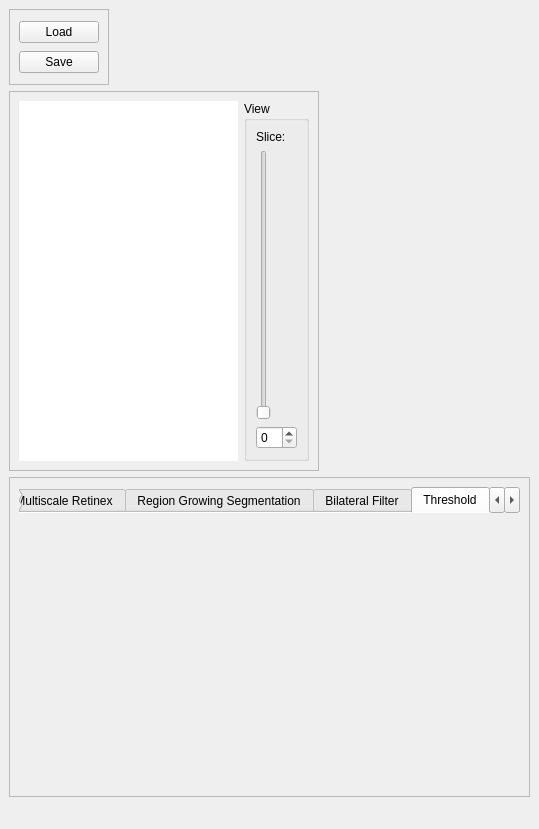
Above: source/modules/image_widget/ImageWidget.ui from josefkoller/ambient_image_processor before the change. Below: the same form after it.
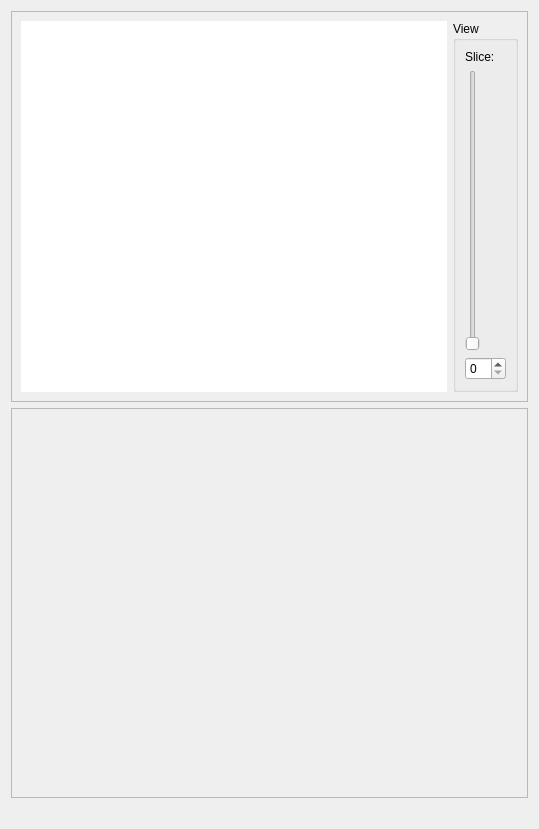
That is the form after the change. Custom widgets are drawn as their Qt base class.

Diff of the .ui file:
```diff
--- a/source/modules/image_widget/ImageWidget.ui
+++ b/source/modules/image_widget/ImageWidget.ui
@@ -13,50 +13,9 @@
   <property name="windowTitle">
    <string>Form</string>
   </property>
-  <widget class="QFrame" name="load_save_panel">
-   <property name="enabled">
-    <bool>true</bool>
-   </property>
-   <property name="geometry">
-    <rect>
-     <x>9</x>
-     <y>9</y>
-     <width>100</width>
-     <height>76</height>
-    </rect>
-   </property>
-   <property name="frameShape">
-    <enum>QFrame::StyledPanel</enum>
-   </property>
-   <property name="frameShadow">
-    <enum>QFrame::Raised</enum>
-   </property>
-   <layout class="QVBoxLayout" name="verticalLayout_6">
+  <layout class="QVBoxLayout" name="verticalLayout">
     <item>
-     <widget class="QPushButton" name="load_button">
-      <property name="text">
-       <string>Load</string>
-      </property>
-     </widget>
-    </item>
-    <item>
-     <widget class="QPushButton" name="save_button">
-      <property name="text">
-       <string>Save</string>
-      </property>
-     </widget>
-    </item>
-   </layout>
-  </widget>
   <widget class="QScrollArea" name="scrollAreaImage">
-   <property name="geometry">
-    <rect>
-     <x>9</x>
-     <y>91</y>
-     <width>310</width>
-     <height>380</height>
-    </rect>
-   </property>
    <property name="minimumSize">
     <size>
      <width>310</width>
@@ -71,7 +30,7 @@
      <rect>
       <x>0</x>
       <y>0</y>
-      <width>308</width>
+        <width>519</width>
       <height>378</height>
      </rect>
     </property>
@@ -157,15 +116,9 @@
     </layout>
    </widget>
   </widget>
+   </item>
+   <item>
   <widget class="QScrollArea" name="scrollAreaPanel">
-   <property name="geometry">
-    <rect>
-     <x>9</x>
-     <y>477</y>
-     <width>521</width>
-     <height>320</height>
-    </rect>
-   </property>
    <property name="minimumSize">
     <size>
      <width>0</width>
@@ -181,7 +134,7 @@
       <x>0</x>
       <y>0</y>
       <width>519</width>
-      <height>318</height>
+        <height>400</height>
      </rect>
     </property>
     <layout class="QVBoxLayout" name="verticalLayout_10">
@@ -217,251 +170,21 @@
        <property name="tabBarAutoHide">
         <bool>false</bool>
        </property>
-       <widget class="QWidget" name="info_tab">
-        <attribute name="title">
-         <string>Image Information</string>
-        </attribute>
-        <layout class="QHBoxLayout" name="horizontalLayout_2">
-         <item>
-          <widget class="ImageInformationWidget" name="image_information_widget" native="true"/>
-         </item>
-        </layout>
-       </widget>
-       <widget class="QWidget" name="histogram_tab">
-        <attribute name="title">
-         <string>Histogram</string>
-        </attribute>
-        <layout class="QVBoxLayout" name="verticalLayout_4">
-         <item>
-          <widget class="HistogramWidget" name="histogram_widget" native="true"/>
+        </widget>
          </item>
         </layout>
        </widget>
-       <widget class="QWidget" name="tab">
-        <attribute name="title">
-         <string>Line Profiles</string>
-        </attribute>
-        <layout class="QHBoxLayout" name="horizontalLayout_3">
-         <item>
-          <widget class="LineProfileWidget" name="line_profile_widget" native="true"/>
-         </item>
-        </layout>
-       </widget>
-       <widget class="QWidget" name="tab_2">
-        <attribute name="title">
-         <string>Shrink</string>
-        </attribute>
-        <layout class="QHBoxLayout" name="horizontalLayout_4">
-         <item>
-          <widget class="ShrinkWidget" name="shrink_widget" native="true"/>
-         </item>
-        </layout>
-       </widget>
-       <widget class="QWidget" name="tab_3">
-        <attribute name="title">
-         <string>Extract</string>
-        </attribute>
-        <layout class="QGridLayout" name="gridLayout_3">
-         <item row="0" column="0">
-          <widget class="ExtractWidget" name="extract_widget" native="true"/>
-         </item>
-        </layout>
-       </widget>
-       <widget class="QWidget" name="tab_4">
-        <attribute name="title">
-         <string>Multiscale Retinex</string>
-        </attribute>
-        <layout class="QHBoxLayout" name="horizontalLayout_12">
+    </widget>
+   </item>
          <item>
-          <widget class="MultiScaleRetinexWidget" name="multiscale_retinex_widget" native="true"/>
-         </item>
-        </layout>
-       </widget>
-       <widget class="QWidget" name="regionGrowingPage">
-        <attribute name="title">
-         <string>Region Growing Segmentation</string>
-        </attribute>
-        <layout class="QHBoxLayout" name="horizontalLayout_9">
-         <item>
-          <widget class="RegionGrowingSegmentationWidget" name="region_growing_segmentation_widget" native="true"/>
-         </item>
-        </layout>
-       </widget>
-       <widget class="QWidget" name="bilateralFilterTab">
-        <attribute name="title">
-         <string>Bilateral Filter</string>
-        </attribute>
-        <layout class="QHBoxLayout" name="horizontalLayout_8">
-         <item>
-          <widget class="BilateralFilterWidget" name="bilaterial_filter_widget" native="true"/>
-         </item>
-        </layout>
-       </widget>
-       <widget class="QWidget" name="thresholdPage">
-        <attribute name="title">
-         <string>Threshold</string>
-        </attribute>
-        <layout class="QHBoxLayout" name="horizontalLayout_10">
-         <item>
-          <widget class="ThresholdFilterWidget" name="threshold_widget" native="true"/>
-         </item>
-        </layout>
-       </widget>
-       <widget class="QWidget" name="tab_6">
-        <attribute name="title">
-         <string>BSplineFit</string>
-        </attribute>
-        <layout class="QHBoxLayout" name="horizontalLayout_14">
-         <item>
-          <widget class="SplineInterpolationWidget" name="spline_interpolation_widget" native="true"/>
-         </item>
-        </layout>
-       </widget>
-       <widget class="QWidget" name="tab_5">
-        <attribute name="title">
-         <string>Non-Local Gradient</string>
-        </attribute>
-        <layout class="QHBoxLayout" name="horizontalLayout">
-         <item>
-          <widget class="NonLocalGradientWidget" name="non_local_gradient_widget" native="true"/>
-         </item>
-        </layout>
-       </widget>
-       <widget class="QWidget" name="tab_7">
-        <attribute name="title">
-         <string>Deshade Segmented</string>
-        </attribute>
-        <layout class="QHBoxLayout" name="horizontalLayout_7">
-         <item>
-          <widget class="DeshadeSegmentedWidget" name="deshade_segmented_widget" native="true"/>
-         </item>
-        </layout>
-       </widget>
-       <widget class="QWidget" name="tab_8">
-        <attribute name="title">
-         <string>TGV</string>
-        </attribute>
-        <layout class="QHBoxLayout" name="horizontalLayout_13">
-         <item>
-          <widget class="TGVWidget" name="tgv_widget" native="true"/>
-         </item>
-        </layout>
-       </widget>
-       <widget class="QWidget" name="tab_9">
-        <attribute name="title">
-         <string>Unsharp Masking</string>
-        </attribute>
-        <layout class="QVBoxLayout" name="verticalLayout_8">
-         <item>
-          <widget class="UnsharpMaskingWidget" name="unsharp_masking_widget" native="true"/>
-         </item>
-        </layout>
-       </widget>
-      </widget>
-     </item>
-    </layout>
-   </widget>
-  </widget>
   <widget class="QLabel" name="status_bar">
-   <property name="geometry">
-    <rect>
-     <x>9</x>
-     <y>803</y>
-     <width>16</width>
-     <height>17</height>
-    </rect>
-   </property>
    <property name="text">
     <string/>
    </property>
   </widget>
+   </item>
+  </layout>
  </widget>
- <customwidgets>
-  <customwidget>
-   <class>NonLocalGradientWidget</class>
-   <extends>QWidget</extends>
-   <header location="global">modules/non_local_gradient/NonLocalGradientWidget.h</header>
-   <container>1</container>
-  </customwidget>
-  <customwidget>
-   <class>TGVWidget</class>
-   <extends>QWidget</extends>
-   <header location="global">modules/thrust_tgv/TGVWidget.h</header>
-   <container>1</container>
-  </customwidget>
-  <customwidget>
-   <class>RegionGrowingSegmentationWidget</class>
-   <extends>QWidget</extends>
-   <header location="global">modules/region_growing_segmentation/RegionGrowingSegmentationWidget.h</header>
-   <container>1</container>
-  </customwidget>
-  <customwidget>
-   <class>MultiScaleRetinexWidget</class>
-   <extends>QWidget</extends>
-   <header location="global">modules/multiscale_retinex/MultiScaleRetinexWidget.h</header>
-   <container>1</container>
-  </customwidget>
-  <customwidget>
-   <class>DeshadeSegmentedWidget</class>
-   <extends>QWidget</extends>
-   <header location="global">modules/deshade_segmented/DeshadeSegmentedWidget.h</header>
-   <container>1</container>
-  </customwidget>
-  <customwidget>
-   <class>LineProfileWidget</class>
-   <extends>QWidget</extends>
-   <header location="global">source/modules/line_profile/LineProfileWidget.h</header>
-   <container>1</container>
-  </customwidget>
-  <customwidget>
-   <class>UnsharpMaskingWidget</class>
-   <extends>QWidget</extends>
-   <header location="global">modules/unsharp_masking/UnsharpMaskingWidget.h</header>
-   <container>1</container>
-  </customwidget>
-  <customwidget>
-   <class>ImageInformationWidget</class>
-   <extends>QWidget</extends>
-   <header location="global">modules/image_information/ImageInformationWidget.h</header>
-   <container>1</container>
-  </customwidget>
-  <customwidget>
-   <class>HistogramWidget</class>
-   <extends>QWidget</extends>
-   <header location="global">source/modules/histogram/HistogramWidget.h</header>
-   <container>1</container>
-  </customwidget>
-  <customwidget>
-   <class>SplineInterpolationWidget</class>
-   <extends>QWidget</extends>
-   <header location="global">source/modules/spline_interpolation/SplineInterpolationWidget.h</header>
-   <container>1</container>
-  </customwidget>
-  <customwidget>
-   <class>ShrinkWidget</class>
-   <extends>QWidget</extends>
-   <header>source/modules/shrink/ShrinkWidget.h</header>
-   <container>1</container>
-  </customwidget>
-  <customwidget>
-   <class>ExtractWidget</class>
-   <extends>QWidget</extends>
-   <header>source/modules/extract/ExtractWidget.h</header>
-   <container>1</container>
-  </customwidget>
-  <customwidget>
-   <class>BilateralFilterWidget</class>
-   <extends>QWidget</extends>
-   <header>source/modules/bilateral_filter/BilateralFilterWidget.h</header>
-   <container>1</container>
-  </customwidget>
-  <customwidget>
-   <class>ThresholdFilterWidget</class>
-   <extends>QWidget</extends>
-   <header>source/modules/threshold/ThresholdFilterWidget.h</header>
-   <container>1</container>
-  </customwidget>
- </customwidgets>
  <resources/>
  <connections/>
 </ui>
```
Left out of the diff: 2 changed lines with no effect on the pictures. Lines whose indentation alone changed are shown as unchanged.
